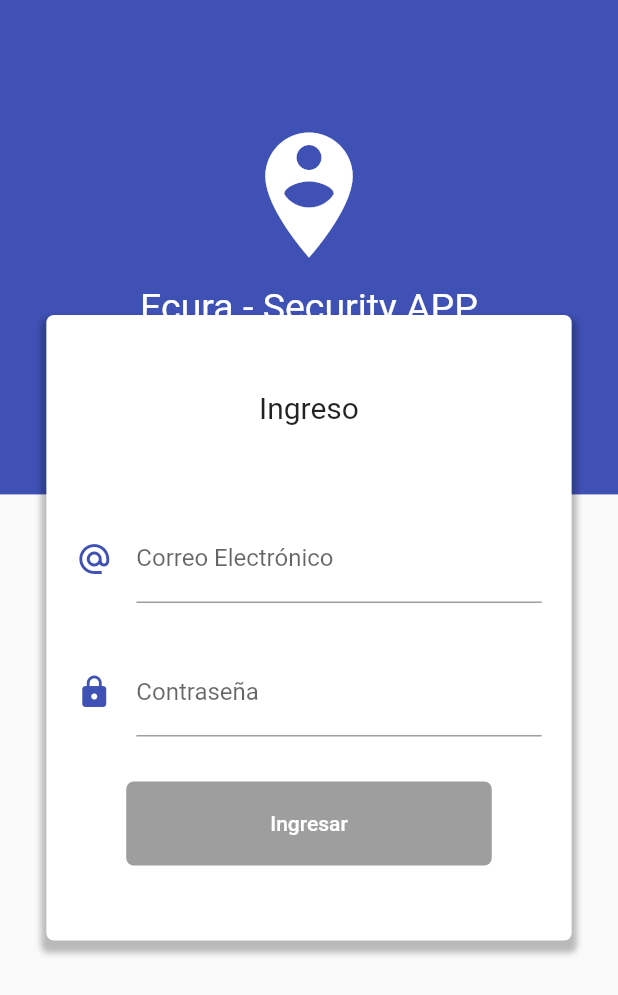
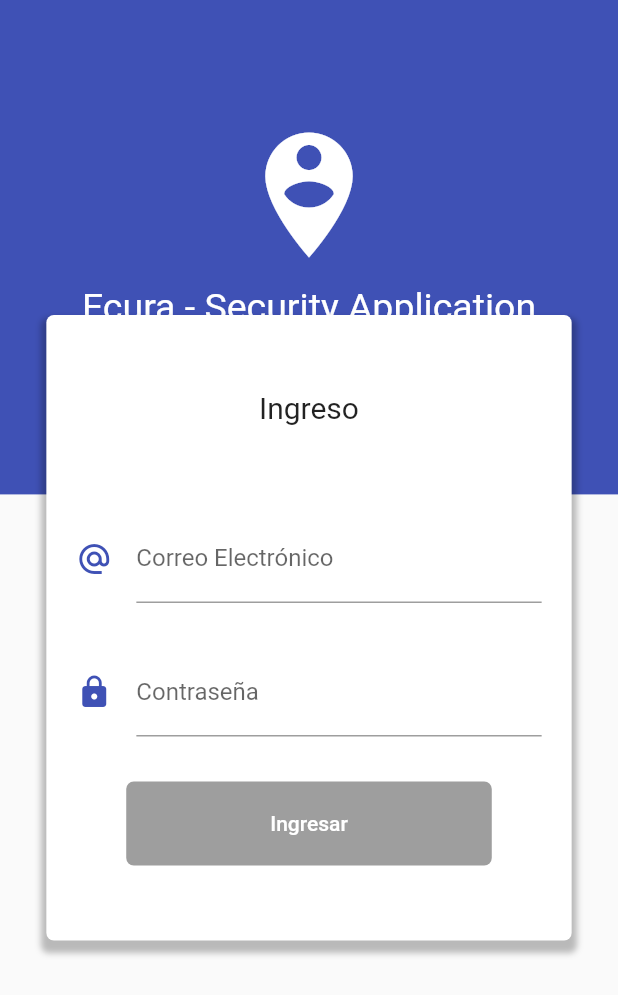
Before and after one commit to vbarahona10/flutter_ecura, a Flutter app: the LoginPage screen opened directly, on a phone screen of 412 x 824 dp. Shown: the top 995 px of the screen. Run offline on Flutter 3.47's test engine with Material 2 defaults, Android fonts, the phone set to English and light mode, and no system bars; our stand-ins replace rxdart; project files that could hold a hidden picture were left out.

Commit message:
cambiando el nombre de la aplicacion

```diff
--- a/lib/src/bloc/login_bloc.dart
+++ b/lib/src/bloc/login_bloc.dart
@@ -22,6 +22,7 @@
   String get password => _passwordController.value;
 
   dispose() {
+    print('prueba de git');
     _emailController?.close();
     _passwordController?.close();
   }
--- a/lib/src/pages/login_page.dart
+++ b/lib/src/pages/login_page.dart
@@ -42,7 +42,7 @@
                 height: 10.0,
                 width: double.infinity,
               ),
-              Text('Ecura - Security APP',
+              Text('Ecura - Security Application',
                   style: TextStyle(
                     color: Colors.white,
                     fontSize: 25.0,
```
